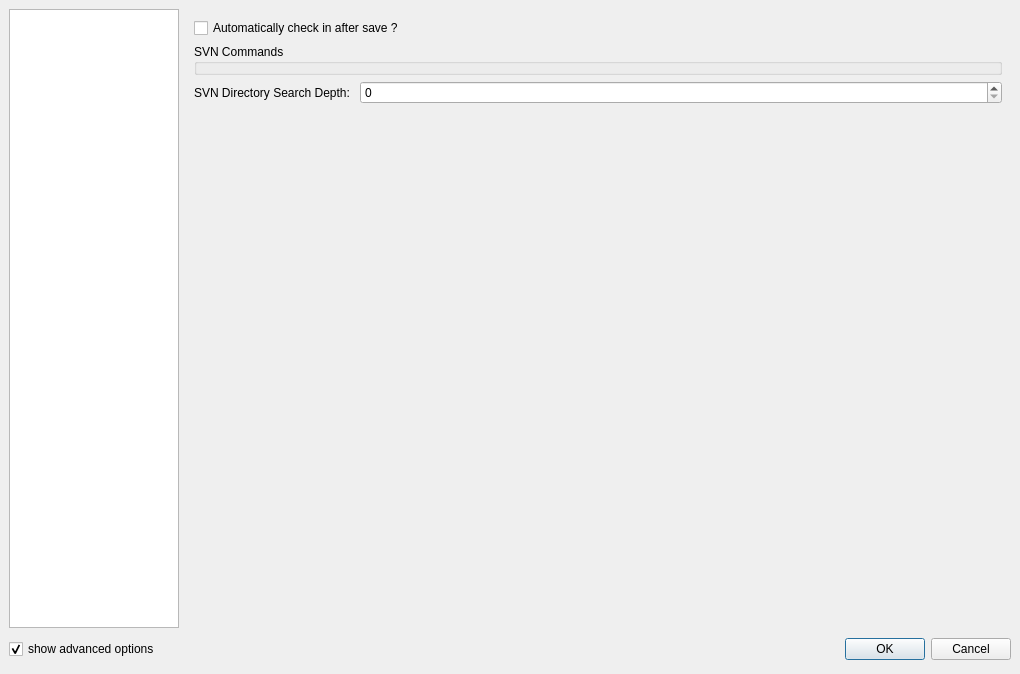
Old version of the form configdialog.ui in the repository svn2github/texstudio-trunk.
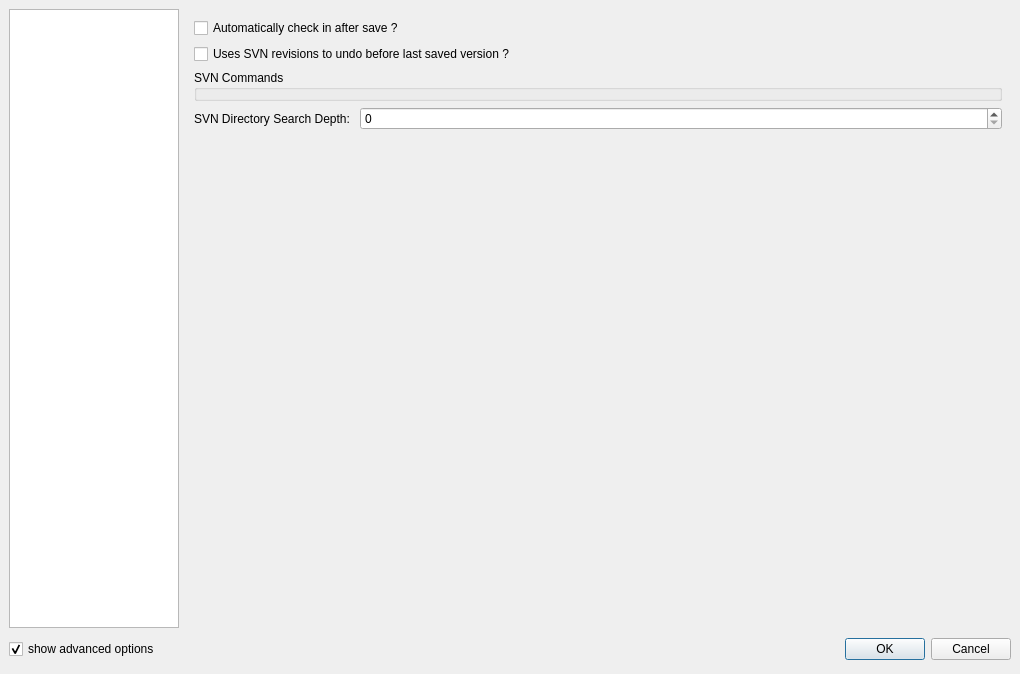
New version of the form. Icons and pictures are not drawn.

Commit message: svn assisted undo/redo implemented needs some further polishing

```diff
--- a/configdialog.ui
+++ b/configdialog.ui
@@ -1308,6 +1308,13 @@
          </property>
         </widget>
        </item>
+       <item>
+        <widget class="QCheckBox" name="cbSVNUndo">
+         <property name="text">
+          <string>Uses SVN revisions to undo before last saved version ?</string>
+         </property>
+        </widget>
+       </item>
        <item>
         <widget class="QGroupBox" name="groupBoxSVN">
          <property name="title">
```
The commit also changes 9 other files.
